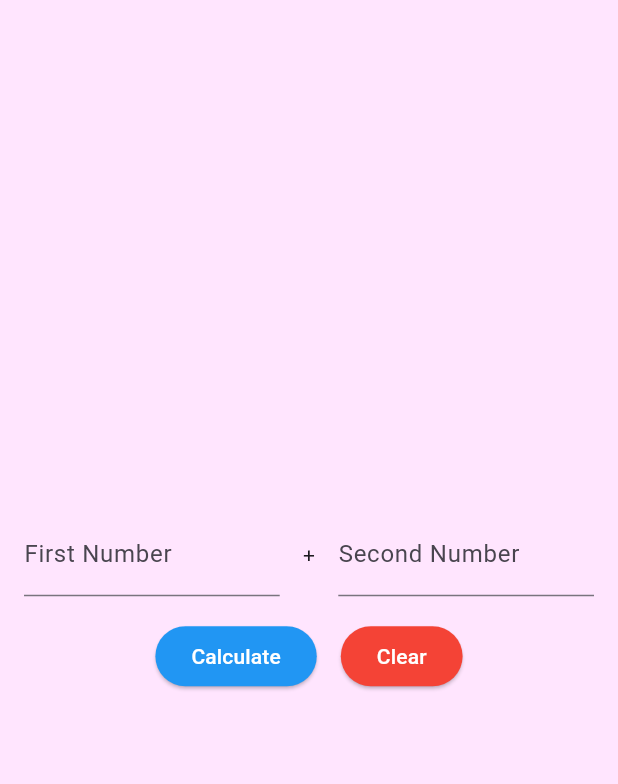
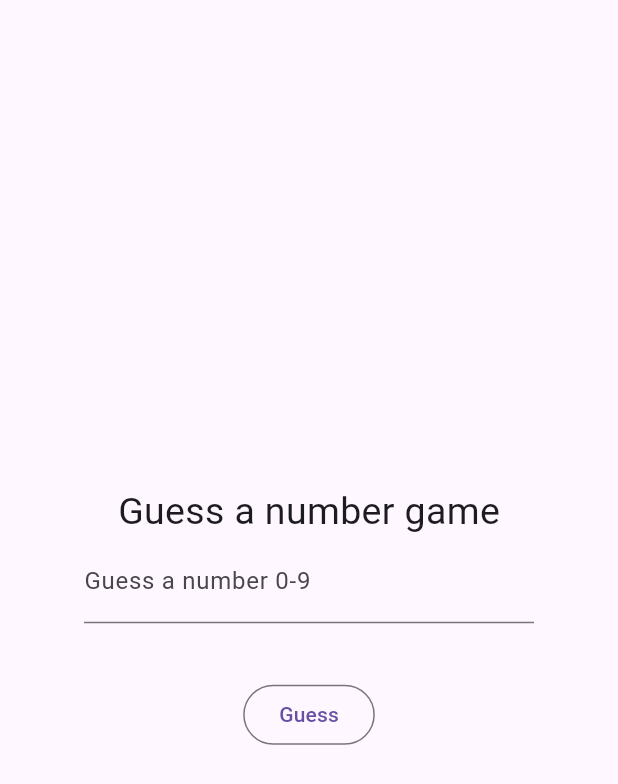
Before and after one commit to FRAmyZ010/MFU-MobileAppDev, a Flutter app: the screen it shows after launch, on a phone screen of 412 x 824 dp. Shown: the top 784 px of the screen. Run offline on Flutter 3.47's test engine with Material 3 defaults, Android fonts, the phone set to English and light mode, and no system bars; missing offline and left inert: dart:ffi.

Commit message:
🏁Complete Assignment #3

```diff
--- a/Week5/myapp/lib/main.dart
+++ b/Week5/myapp/lib/main.dart
@@ -1,6 +1,6 @@
 import 'package:flutter/material.dart';
-import 'package:myapp/week05/asm/asm2.dart';
+import 'package:myapp/week05/asm/asm3.dart';
 
 void main() {
-  runApp(MaterialApp(home: Asm2(), debugShowCheckedModeBanner: false));
+  runApp(MaterialApp(home: Asm3(), debugShowCheckedModeBanner: false));
 }
--- /dev/null
+++ b/Week5/myapp/lib/week05/asm/asm3.dart
@@ -0,0 +1,104 @@
+import 'package:flutter/material.dart';
+import 'dart:math';
+
+class Asm3 extends StatefulWidget {
+  const Asm3({super.key});
+
+  @override
+  State<Asm3> createState() => _Asm3State();
+}
+
+class _Asm3State extends State<Asm3> {
+  TextEditingController guess = TextEditingController();
+
+  String result = "";
+  String buttonText = "Guess";
+  bool gameOver = false;
+
+  int ans = Random().nextInt(10);
+
+  int chance = 3;
+
+  void checkGuess(String num) {
+    int? n = int.tryParse(num);
+
+    if (gameOver) {
+      setState(() {
+        result = "";
+        buttonText = "Guess";
+        gameOver = false;
+        chance = 3;
+        ans = Random().nextInt(10);
+        guess.clear();
+      });
+      return;
+    } else {
+      if (n != null && n >= 0 && n <= 9) {
+        if (n == ans) {
+          setState(() {
+            result = "Correct, You win!";
+            buttonText = "Replay";
+            gameOver = true;
+          });
+        } else {
+          chance--;
+          if (chance > 0) {
+            if (n < ans) {
+              setState(() {
+                result = "$n is too small, $chance chance(s) left.";
+              });
+            } else {
+              setState(() {
+                result = "$n is too large, $chance chance(s) left.";
+              });
+            }
+          } else {
+            setState(() {
+              result = "Sorry, you lose. The answer is $ans";
+              buttonText = "Replay";
+              gameOver = true;
+            });
+          }
+        }
+      } else {
+        setState(() {
+          result = "Incorrect input";
+        });
+      }
+    }
+  }
+
+  @override
+  Widget build(BuildContext context) {
+    return Scaffold(
+      body: Center(
+        child: Column(
+          mainAxisAlignment: MainAxisAlignment.center,
+          children: [
+            Text("Guess a number game", style: TextStyle(fontSize: 25)),
+            SizedBox(
+              width: 300,
+              child: TextField(
+                controller: guess,
+                decoration: InputDecoration(labelText: "Guess a number 0-9"),
+              ),
+            ),
+            Padding(
+              padding: const EdgeInsets.all(8.0),
+              child: Text(
+                result,
+                style: TextStyle(color: Colors.red, fontSize: 15),
+              ),
+            ),
+            OutlinedButton(
+              onPressed: () {
+                checkGuess(guess.text);
+              },
+              child: Text(buttonText),
+            ),
+          ],
+        ),
+      ),
+    );
+  }
+}
```
